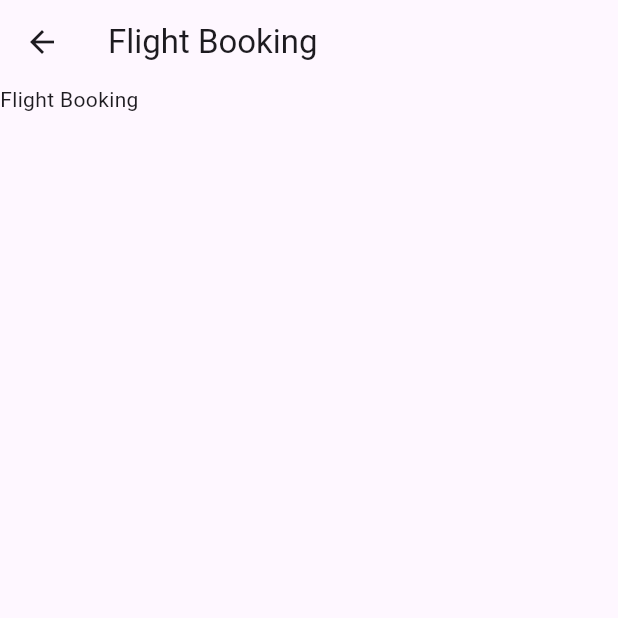
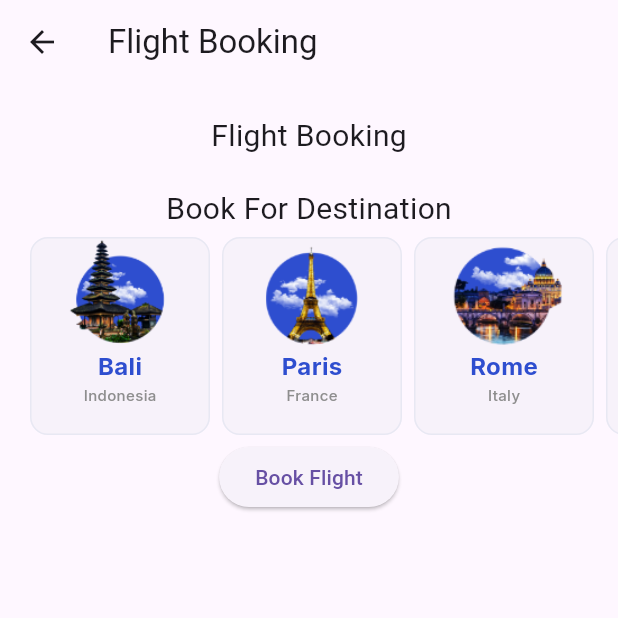
Before and after one commit to mangeshwayaldeveloper/travelblog, a Flutter app: the screen it shows after launch, after a tap on "Flight Booking", on a phone screen of 412 x 824 dp, the top half of it. Run offline on Flutter 3.47's test engine with Material 3 defaults, Android fonts, the phone set to English and light mode, and no system bars; our stand-ins replace cloud_firestore, firebase_auth, firebase_core, flutter_svg, flutter_swiper_plus, google_fonts; accounts and stored records are empty.

Commit message:
pages added

```diff
--- /dev/null
+++ b/lib/Screen/Destinations/bali.dart
@@ -0,0 +1,50 @@
+import 'package:flutter/material.dart';
+import 'package:travel_booking/Screen/Destinations/widget/flight_booking_form.dart';
+
+class Bali extends StatefulWidget {
+  const Bali({super.key});
+
+  @override
+  State<Bali> createState() => _BaliState();
+}
+
+class _BaliState extends State<Bali> {
+  @override
+  Widget build(BuildContext context) {
+    return Scaffold(
+        body: SafeArea(
+      child: Container(
+        // margin: EdgeInsets.only(left: MediaQuery.of(context).size.width / 2.7),
+        child: Column(
+          crossAxisAlignment: CrossAxisAlignment.center,
+          children: [
+            SizedBox(
+              height: 20,
+            ),
+            Text(
+              "Bali",
+              style: TextStyle(fontSize: 25),
+            ),
+            Image.asset("Images/images/destination_bali.png"),
+            Padding(
+              padding: const EdgeInsets.all(8.0),
+              child: Text(
+                "Bali is an Indonesian island known for its forested volcanic mountains, iconic rice paddies, beaches, and coral reefs. It is part of the Indonesian archipelago and is located in the westernmost end of the Lesser Sunda Islands, lying between Java to the west and Lombok to the east. Here are some key aspects of Bali",
+                style: TextStyle(fontSize: 20),
+              ),
+            ),
+            SizedBox(
+              height: 30,
+            ),
+            ElevatedButton(
+                onPressed: () {
+                  Navigator.of(context).push(MaterialPageRoute(
+                      builder: (context) => FlightBookingForm()));
+                },
+                child: Text("Book Flight")),
+          ],
+        ),
+      ),
+    ));
+  }
+}
--- /dev/null
+++ b/lib/Screen/Destinations/popluarDestination.dart
@@ -0,0 +1,64 @@
+import 'package:flutter/material.dart';
+import 'package:travel_booking/Screen/Destinations/bali.dart';
+
+import '../../constants/color_constant.dart';
+import '../../constants/style.dart';
+import '../../models/popular_destination_model.dart';
+
+class popularDestinationFlight extends StatelessWidget {
+  const popularDestinationFlight({
+    Key? key,
+  }) : super(key: key);
+
+  @override
+  Widget build(BuildContext context) {
+    return Container(
+      height: 140,
+      child: ListView.builder(
+        itemCount: populars.length,
+        padding: EdgeInsets.only(left: 16, right: 16),
+        scrollDirection: Axis.horizontal,
+        itemBuilder: (context, index) {
+          return GestureDetector(
+            onTap: () {
+              Navigator.of(context)
+                  .push(MaterialPageRoute(builder: (context) => Bali()));
+              // Handle the tap event, you can navigate to a new screen or perform an action
+              print('Popular Destination tapped: ${populars[index].name}');
+            },
+            child: Card(
+              elevation: 0,
+              shape: RoundedRectangleBorder(
+                borderRadius: BorderRadius.circular(12),
+              ),
+              child: Container(
+                height: 140,
+                width: 120,
+                decoration: BoxDecoration(
+                  borderRadius: BorderRadius.circular(12),
+                  border: Border.all(color: mBorderColor, width: 1),
+                ),
+                child: Column(
+                  children: <Widget>[
+                    Image.asset(
+                      populars[index].image,
+                      height: 74,
+                    ),
+                    Text(
+                      populars[index].name,
+                      style: mPopluarDestinationTitleStyle,
+                    ),
+                    Text(
+                      populars[index].country,
+                      style: mPopularDestinationSubtitleStyle,
+                    )
+                  ],
+                ),
+              ),
+            ),
+          );
+        },
+      ),
+    );
+  }
+}
--- a/lib/Screen/Home/booking/car.dart
+++ b/lib/Screen/Home/booking/car.dart
@@ -1,4 +1,5 @@
 import 'package:flutter/cupertino.dart';
+import 'package:flutter/material.dart';
 
 class cared extends StatefulWidget {
   const cared({super.key});
@@ -10,6 +11,6 @@ class cared extends StatefulWidget {
 class _caredState extends State<cared> {
   @override
   Widget build(BuildContext context) {
-    return const Placeholder();
+    return Scaffold();
   }
 }
--- a/lib/Screen/Home/booking/flight.dart
+++ b/lib/Screen/Home/booking/flight.dart
@@ -1,5 +1,7 @@
-import 'package:flutter/cupertino.dart';
 import 'package:flutter/material.dart';
+import 'package:travel_booking/Screen/Destinations/popluarDestination.dart';
+
+import '../../../widgets/popluarDestination.dart';
 
 class FlightBooking extends StatefulWidget {
   const FlightBooking({super.key});
@@ -19,7 +21,24 @@ class _FlightBookingState extends State<FlightBooking> {
         child: Column(
           crossAxisAlignment: CrossAxisAlignment.center,
           children: [
-            Text("Flight Booking"),
+            Padding(
+              padding: const EdgeInsets.only(top: 20),
+              child: Text(
+                "Flight Booking",
+                style: TextStyle(fontSize: 20),
+              ),
+            ),
+            Padding(
+              padding: const EdgeInsets.only(top: 20),
+              child: Text(
+                "Book For Destination",
+                style: TextStyle(fontSize: 20),
+              ),
+            ),
+            popularDestinationFlight(),
+            Container(
+                child: ElevatedButton(
+                    onPressed: () {}, child: Text("Book Flight")))
           ],
         ),
       ),
--- a/lib/Screen/home.dart
+++ b/lib/Screen/home.dart
@@ -10,6 +10,7 @@ import 'package:travel_booking/models/travlog_model.dart';
 import 'package:travel_booking/widgets/bottom_navigation_travelkuy.dart';
 
 import '../models/popular_destination_model.dart';
+import '../widgets/popluarDestination.dart';
 
 class HomeScreen extends StatefulWidget {
   @override
@@ -313,45 +314,7 @@ class _HomeScreenState extends State<HomeScreen> {
                 style: mTitleStyle,
               ),
             ),
-            Container(
-              height: 140,
-              child: ListView.builder(
-                itemCount: populars.length,
-                padding: EdgeInsets.only(left: 16, right: 16),
-                scrollDirection: Axis.horizontal,
-                itemBuilder: (context, index) {
-                  return Card(
-                    elevation: 0,
-                    shape: RoundedRectangleBorder(
-                      borderRadius: BorderRadius.circular(12),
-                    ),
-                    child: Container(
-                      height: 140,
-                      width: 120,
-                      decoration: BoxDecoration(
-                        borderRadius: BorderRadius.circular(12),
-                        border: Border.all(color: mBorderColor, width: 1),
-                      ),
-                      child: Column(
-                        children: <Widget>[
-                          Image.asset(
-                            populars[index].image,
-                            height: 74,
-                          ),
-                          Text(
-                            populars[index].name,
-                            style: mPopluarDestinationTitleStyle,
-                          ),
-                          Text(populars[index].country,
-                              style: mPopularDestinationSubtitleStyle)
-                        ],
-                      ),
-                    ),
-                  );
-                },
-                // itemCount: populars.length,
-              ),
-            ),
+            popularDestination(),
             Padding(
               padding: EdgeInsets.only(left: 16, top: 24, bottom: 12),
               child: Text(
--- /dev/null
+++ b/lib/widgets/popluarDestination.dart
@@ -0,0 +1,63 @@
+import 'package:flutter/cupertino.dart';
+import 'package:flutter/material.dart';
+
+import '../constants/color_constant.dart';
+import '../constants/style.dart';
+import '../models/popular_destination_model.dart';
+
+class popularDestination extends StatelessWidget {
+  const popularDestination({
+    Key? key,
+  }) : super(key: key);
+
+  @override
+  Widget build(BuildContext context) {
+    return Container(
+      height: 140,
+      child: ListView.builder(
+        itemCount: populars.length,
+        padding: EdgeInsets.only(left: 16, right: 16),
+        scrollDirection: Axis.horizontal,
+        itemBuilder: (context, index) {
+          return GestureDetector(
+            onTap: () {
+
+              // Handle the tap event, you can navigate to a new screen or perform an action
+              print('Popular Destination tapped: ${populars[index].name}');
+            },
+            child: Card(
+              elevation: 0,
+              shape: RoundedRectangleBorder(
+                borderRadius: BorderRadius.circular(12),
+              ),
+              child: Container(
+                height: 140,
+                width: 120,
+                decoration: BoxDecoration(
+                  borderRadius: BorderRadius.circular(12),
+                  border: Border.all(color: mBorderColor, width: 1),
+                ),
+                child: Column(
+                  children: <Widget>[
+                    Image.asset(
+                      populars[index].image,
+                      height: 74,
+                    ),
+                    Text(
+                      populars[index].name,
+                      style: mPopluarDestinationTitleStyle,
+                    ),
+                    Text(
+                      populars[index].country,
+                      style: mPopularDestinationSubtitleStyle,
+                    )
+                  ],
+                ),
+              ),
+            ),
+          );
+        },
+      ),
+    );
+  }
+}
```
Also changed, not shown: lib/Screen/Destinations/widget/flight_booking_form.dart (added, +24 -0 lines), lib/Screen/Destinations/destination.dart (added), lib/Screen/Destinations/paris.dart (added), lib/Screen/Destinations/rome.dart (added).
